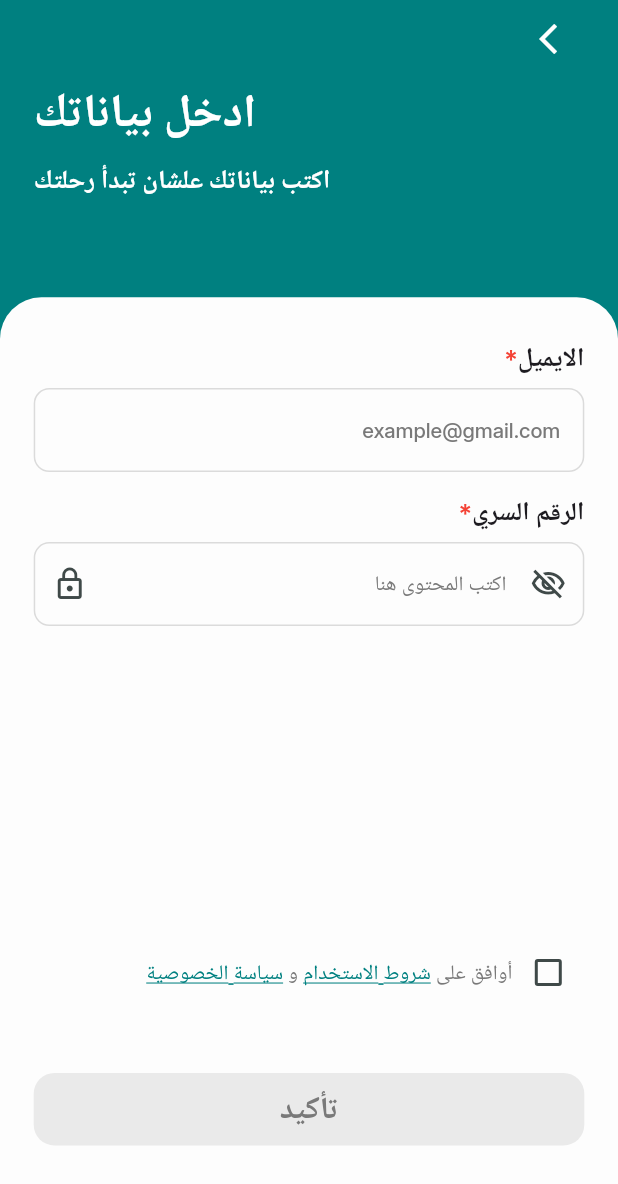
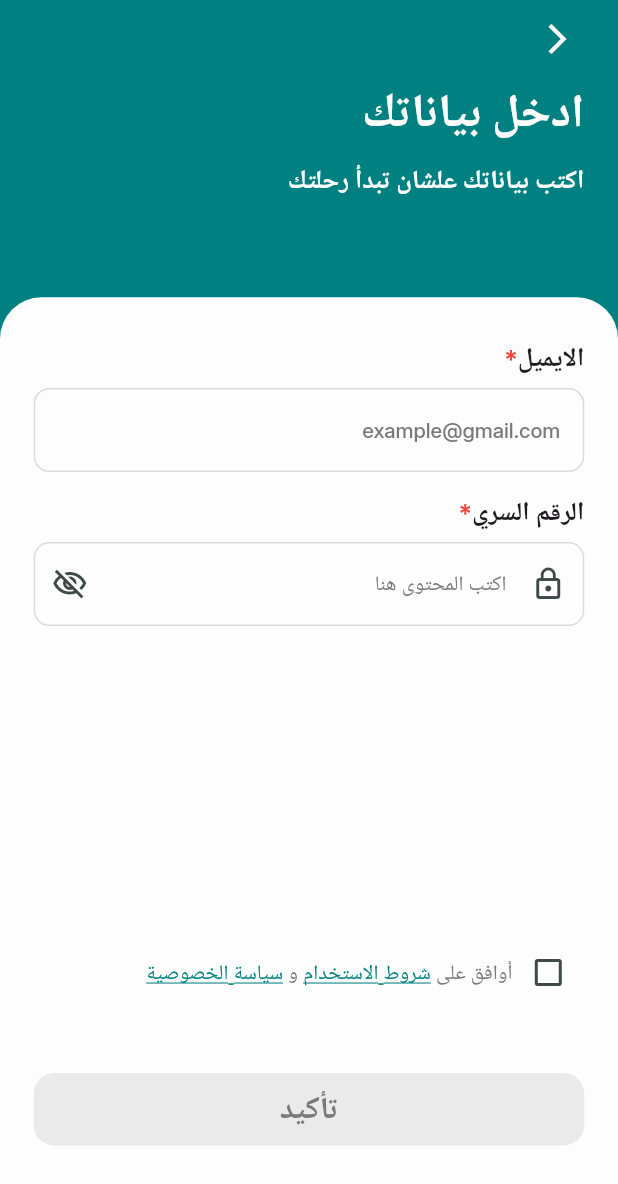
Before and after one commit to Jameya-org/jameya-admain-flutter, a Flutter app: the AdminLoginView screen opened by its route, on a phone screen of 412 x 824 dp. Shown: the top 1184 px of the screen. Run offline on Flutter 3.47's test engine with Material 3 defaults, Android fonts, the phone set to English and light mode, and no system bars; our stand-ins replace bloc, dio, flutter_bloc, flutter_screenutil, flutter_secure_storage, flutter_svg and 7 more; accounts and stored records are empty; network calls fail.

```diff
--- a/lib/features/auth/views/admin_login_view.dart
+++ b/lib/features/auth/views/admin_login_view.dart
@@ -125,7 +125,14 @@ class _AdminLoginViewState extends State<AdminLoginView> {
                     controller: _passwordController,
                     hintText: 'اكتب المحتوى هنا',
                     obscureText: _isPasswordHidden,
-                    prefixIcon: IconButton(
+
+                    // القفل يمين
+                    prefixIcon: const Icon(
+                      Icons.lock_outline,
+                    ),
+
+                    // العين شمال
+                    suffixIcon: IconButton(
                       onPressed: () {
                         setState(() {
                           _isPasswordHidden = !_isPasswordHidden;
@@ -137,10 +144,8 @@ class _AdminLoginViewState extends State<AdminLoginView> {
                             : Icons.visibility_outlined,
                       ),
                     ),
-                    suffixIcon: const Icon(
-                      Icons.lock_outline,
-                    ),
                   ),
+
 
                   SizedBox(height: 240.h),
 
--- a/lib/features/auth/widgets/auth_back_button.dart
+++ b/lib/features/auth/widgets/auth_back_button.dart
@@ -15,7 +15,7 @@ class AuthBackButton extends StatelessWidget {
       child: IconButton(
         onPressed: onPressed,
         icon: const Icon(
-          Icons.arrow_forward_ios,
+          Icons.arrow_back_ios,
           color: Colors.white,
         ),
       ),
--- a/lib/features/auth/widgets/auth_title_section.dart
+++ b/lib/features/auth/widgets/auth_title_section.dart
@@ -15,27 +15,41 @@ class AuthTitleSection extends StatelessWidget {
 
   @override
   Widget build(BuildContext context) {
-    return Column(
+    return SizedBox(
+      width: double.infinity,
+      child: Directionality(
+        textDirection: TextDirection.rtl,
+        child: Column(
           crossAxisAlignment: CrossAxisAlignment.end,
           children: [
-        Text(
+            Align(
+              alignment: Alignment.centerRight,
+              child: Text(
                 title,
+                textAlign: TextAlign.right,
                 style: AppTextStyles.title.copyWith(
                   color: Colors.white,
                   fontSize: 36.sp,
                   fontWeight: FontWeight.w700,
                 ),
               ),
+            ),
 
             SizedBox(height: 8.h),
 
-        Text(
+            Align(
+              alignment: Alignment.centerRight,
+              child: Text(
                 subtitle,
+                textAlign: TextAlign.right,
                 style: AppTextStyles.subtitle.copyWith(
                   color: Colors.white,
                 ),
               ),
+            ),
           ],
+        ),
+      ),
     );
   }
 }
--- a/lib/features/member_details/data/member_details_service.dart
+++ b/lib/features/member_details/data/member_details_service.dart
@@ -1,6 +1,7 @@
 import 'dart:convert';
 
 import 'package:dio/dio.dart';
+import 'package:flutter/cupertino.dart';
 
 import '../models/member_details_model.dart';
 
@@ -15,7 +16,10 @@ class MemberDetailsService {
     print(
       const JsonEncoder.withIndent('  ').convert(response.data),
     );
-
+    debugPrint(
+      'MEMBERSHIPS FROM CUSTOMER API: '
+          '${(response.data['memberships'] as List?)?.length ?? 0}',
+    );
     return MemberDetailsModel.fromJson(
       response.data,
     );
--- a/lib/features/members/ views/members_view.dart
+++ b/lib/features/members/ views/members_view.dart
@@ -98,6 +98,10 @@ class MembersView extends StatelessWidget {
                             itemBuilder: (_, index) {
                               final member = state.members[index];
 
+                              debugPrint('================ MEMBER DEBUG ================');
+                              debugPrint('MEMBER ID: ${member.id}');
+                              debugPrint('MEMBER NAME: ${member.name}');
+                              debugPrint('==============================================');
                              return MemberCard(
                                 id: member.id,
                                 name: member.name,
```
Also changed, not shown: lib/core/api/app_interceptors.dart (+169 -36 lines), lib/features/ member_circles/models/membership_model.dart (+9 -11 lines), lib/features/auth/data/models/admin_login_model.dart (+14 -5 lines), lib/features/auth/data/services/admin_auth_service.dart (+12 -1 lines), lib/features/member_details/models/member_details_model.dart (+50 -14 lines), lib/features/auth/widgets/labeled_text_field.dart (line endings or trailing spaces), pubspec.lock. Lines whose indentation alone changed are shown as unchanged.
